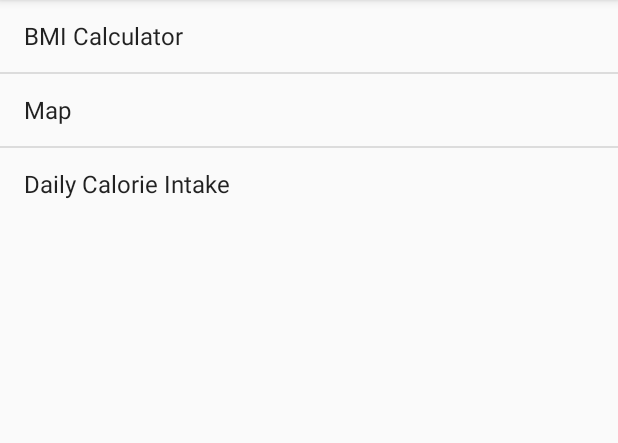
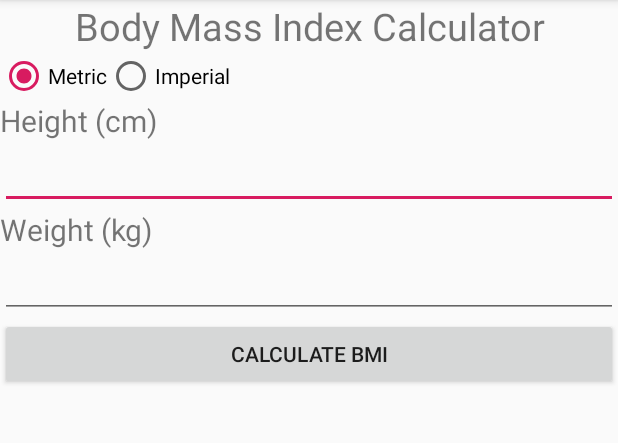
Before and after one commit to deruip/COMP304_TeamProject, an Android app: the screen it shows after launch (MainActivity before the commit, BMIActivity after it), after a tap on "BMI Calculator", on a phone screen of 412 x 824 dp, the part 84-527 px from its top. Run offline under Robolectric (Android 15) with nearby library versions, the phone set to English and light mode, and no system bars.

Commit message:
Added BMI Calculator Function

```diff
--- /dev/null
+++ b/app/src/main/java/com/example/aron/comp304_teamproject/BMIActivity.java
@@ -0,0 +1,166 @@
+package com.example.aron.comp304_teamproject;
+
+import android.graphics.Bitmap;
+import android.graphics.BitmapFactory;
+import android.os.AsyncTask;
+import android.support.v7.app.AppCompatActivity;
+import android.os.Bundle;
+import android.util.Log;
+import android.view.View;
+import android.widget.EditText;
+import android.widget.ImageView;
+import android.widget.RadioButton;
+import android.widget.RadioGroup;
+import android.widget.TextView;
+
+import java.io.IOException;
+import java.io.InputStream;
+import java.net.HttpURLConnection;
+import java.net.URL;
+import java.net.URLConnection;
+
+public class BMIActivity extends AppCompatActivity {
+
+    public boolean isMetric = true;
+    public TextView result;
+    public EditText et_height_metric;
+    public EditText et_height_feet;
+    public EditText et_height_inch;
+    public EditText et_weight;
+    public float BMI = 0;
+
+    @Override
+    protected void onCreate(Bundle savedInstanceState) {
+        super.onCreate(savedInstanceState);
+        setContentView(R.layout.activity_bmi);
+
+        RadioGroup rg_units = findViewById(R.id.units_system);
+        final RadioButton rb_metric = findViewById(R.id.metric);
+        final RadioButton rb_imperial = findViewById(R.id.imperial);
+        final TextView height_label = findViewById(R.id.bmi_height_label);
+        final TextView weight_label = findViewById(R.id.bmi_weight_label);
+        et_height_metric = findViewById(R.id.bmi_height_metric);
+        final TextView height_feet_label = findViewById(R.id.bmi_height_feet_label);
+        et_height_feet = findViewById(R.id.bmi_height_feet);
+        final TextView height_inch_label = findViewById(R.id.bmi_height_inch_label);
+        et_height_inch = findViewById(R.id.bmi_height_inch);
+        et_weight = findViewById(R.id.bmi_weight);
+        result = findViewById(R.id.result);
+
+
+
+
+
+        rg_units.setOnCheckedChangeListener(new RadioGroup.OnCheckedChangeListener() {
+            @Override
+            public void onCheckedChanged(RadioGroup group, int checkedId) {
+                if(rb_metric.isChecked())
+                {
+                    height_label.setText(R.string.bmi_height_metric);
+                    weight_label.setText(R.string.bmi_weight_metric);
+                    et_height_metric.setVisibility(View.VISIBLE);
+                    height_feet_label.setVisibility(View.GONE);
+                    et_height_feet.setVisibility(View.GONE);
+                    height_inch_label.setVisibility(View.GONE);
+                    et_height_inch.setVisibility(View.GONE);
+                    clearAll();
+                    isMetric = true;
+                }
+                if (rb_imperial.isChecked())
+                {
+                    height_label.setText(R.string.bmi_height_imperial);
+                    weight_label.setText(R.string.bmi_weight_imperial);
+                    et_height_metric.setVisibility(View.GONE);
+                    height_feet_label.setVisibility(View.VISIBLE);
+                    et_height_feet.setVisibility(View.VISIBLE);
+                    height_inch_label.setVisibility(View.VISIBLE);
+                    et_height_inch.setVisibility(View.VISIBLE);
+                    clearAll();
+                    isMetric = false;
+                }
+            }
+        });
+
+        new DownloadImageTask().execute("https://i.imgur.com/L3hY6lj.png");
+
+
+
+
+    }
+    public void clearAll()
+    {
+        et_height_metric.setText("");
+        et_height_feet.setText("");
+        et_height_inch.setText("");
+        et_weight.setText("");
+    }
+    public void calculateBMI(View view)
+    {
+        if (isMetric)
+        {
+            float weight = Float.parseFloat(et_weight.getText().toString());
+            float height = Float.parseFloat(et_height_metric.getText().toString()) / 100;
+            BMI = weight / (height * height);
+        }
+        else
+        {
+            float feetToInches = Float.parseFloat(et_height_feet.getText().toString()) * 12;
+            float height = Float.parseFloat(et_height_inch.getText().toString()) + feetToInches ;
+            float weight = Float.parseFloat(et_weight.getText().toString());
+            BMI = (weight / (height * height)) * 703 ;
+        }
+        result.setText(String.format("Your BMI is %.02f", BMI));
+    }
+    private InputStream OpenHttpConnection(String urlString) throws IOException
+    {
+        InputStream in = null;
+        int response = -1;
+
+        URL url = new URL(urlString);
+        URLConnection conn = url.openConnection();
+
+        if (!(conn instanceof HttpURLConnection))
+            throw new IOException("Not an HTTP connection");
+        try{
+            HttpURLConnection httpConn = (HttpURLConnection) conn;
+            httpConn.setAllowUserInteraction(false);
+            httpConn.setInstanceFollowRedirects(true);
+            httpConn.setRequestMethod("GET");
+            httpConn.connect();
+            response = httpConn.getResponseCode();
+            if (response == HttpURLConnection.HTTP_OK) {
+                in = httpConn.getInputStream();
+            }
+        }
+        catch (Exception ex)
+        {
+            Log.d("Networking", ex.getLocalizedMessage());
+            throw new IOException("Error connecting");
+        }
+        return in;
+    }
+    private Bitmap DownloadImage(String URL)
+    {
+        Bitmap bitmap = null;
+        InputStream in = null;
+        try {
+            in = OpenHttpConnection(URL);
+            bitmap = BitmapFactory.decodeStream(in);
+            in.close();
+        } catch (IOException e1) {
+            Log.d("NetworkingActivity", e1.getLocalizedMessage());
+        }
+        return bitmap;
+    }
+
+    private class DownloadImageTask extends AsyncTask<String, Void, Bitmap> {
+        protected Bitmap doInBackground(String... urls) {
+            return DownloadImage(urls[0]);
+        }
+
+        protected void onPostExecute(Bitmap result) {
+            ImageView img = findViewById(R.id.imageView);
+            img.setImageBitmap(result);
+        }
+    }
+}
--- a/app/src/main/java/com/example/aron/comp304_teamproject/MainActivity.java
+++ b/app/src/main/java/com/example/aron/comp304_teamproject/MainActivity.java
@@ -31,7 +31,8 @@ public class MainActivity extends AppCompatActivity {
                 switch (position)
                 {
                     case 0:
-
+                        intent = new Intent (MainActivity.this, BMIActivity.class);
+                        startActivity(intent);
                         break;
                     case 1:
                         intent = new Intent(MainActivity.this,MapsActivity.class);
@@ -42,10 +43,6 @@ public class MainActivity extends AppCompatActivity {
                         intent = new Intent (MainActivity.this, CalorieIntakeActivity.class);
                         startActivity(intent);
                         break;
-                    case 3:
-
-                        break;
-
                 }
 
 
--- /dev/null
+++ b/app/src/main/res/layout/activity_bmi.xml
@@ -0,0 +1,120 @@
+<?xml version="1.0" encoding="utf-8"?>
+<LinearLayout xmlns:android="http://schemas.android.com/apk/res/android"
+    xmlns:app="http://schemas.android.com/apk/res-auto"
+    xmlns:tools="http://schemas.android.com/tools"
+    android:layout_width="match_parent"
+    android:layout_height="match_parent"
+    android:orientation="vertical"
+    tools:context=".BMIActivity">
+
+    <TextView
+        android:layout_width="match_parent"
+        android:layout_height="wrap_content"
+        android:text="@string/bmi_title"
+        android:textAlignment="center"
+        android:textSize="@dimen/font_title"/>
+
+    <RadioGroup
+        android:id="@+id/units_system"
+        android:layout_width="wrap_content"
+        android:layout_height="wrap_content"
+        android:orientation="horizontal">
+
+        <RadioButton
+            android:id="@+id/metric"
+            android:layout_width="match_parent"
+            android:layout_height="wrap_content"
+            android:checked="true"
+            android:text="@string/metric"/>
+
+        <RadioButton
+            android:id="@+id/imperial"
+            android:layout_width="match_parent"
+            android:layout_height="wrap_content"
+            android:text="@string/imperial"/>
+    </RadioGroup>
+
+    <TextView
+        android:id="@+id/bmi_height_label"
+        android:layout_width="wrap_content"
+        android:layout_height="wrap_content"
+        android:text="@string/bmi_height_metric"
+        android:textSize="@dimen/font_other"/>
+    <LinearLayout
+        android:layout_width="match_parent"
+        android:layout_height="wrap_content"
+        android:orientation="horizontal">
+
+        <EditText
+            android:id="@+id/bmi_height_metric"
+            android:layout_width="match_parent"
+            android:layout_height="wrap_content"
+            android:inputType="number"
+            />
+
+        <TextView
+            android:id="@+id/bmi_height_feet_label"
+            android:layout_width="wrap_content"
+            android:layout_height="wrap_content"
+            android:text="@string/height_Imperial_Feet"
+            android:layout_marginRight="@dimen/dimen_10dp"
+            android:visibility="gone"
+            />
+        <EditText
+            android:id="@+id/bmi-height_feet"
+            android:layout_width="100dp"
+            android:layout_height="wrap_content"
+            android:layout_marginRight="@dimen/dimen_10dp"
+            android:visibility="gone"
+            android:inputType="number"
+            />
+
+        <TextView
+            android:id="@+id/bmi_height_inch_label"
+            android:layout_width="wrap_content"
+            android:layout_height="wrap_content"
+            android:text="@string/height_Imperial_Inch"
+            android:layout_marginRight="@dimen/dimen_10dp"
+            android:visibility="gone"
+            />
+        <EditText
+            android:id="@+id/bmi_height_inch"
+            android:layout_width="100dp"
+            android:layout_height="wrap_content"
+            android:visibility="gone"
+            android:inputType="number"
+            />
+
+    </LinearLayout>
+
+    <TextView
+        android:id="@+id/bmi_weight_label"
+        android:layout_width="wrap_content"
+        android:layout_height="wrap_content"
+        android:text="@string/bmi_weight_metric"
+        android:textSize="@dimen/font_other"/>
+    <EditText
+        android:id="@+id/bmi_weight"
+        android:layout_width="match_parent"
+        android:layout_height="wrap_content"
+        android:inputType="number"/>
+
+    <Button
+        android:id="@+id/calculate"
+        android:layout_width="match_parent"
+        android:layout_height="wrap_content"
+        android:text="@string/bmi_calculate"
+        android:onClick="calculateBMI"/>
+
+    <TextView
+        android:id="@+id/result"
+        android:layout_width="match_parent"
+        android:layout_height="wrap_content" />
+
+    <ImageView
+        android:layout_width="254dp"
+        android:layout_height="213dp"
+        android:id="@+id/imageView"
+        />
+
+</LinearLayout>
--- a/app/src/main/res/values/strings.xml
+++ b/app/src/main/res/values/strings.xml
@@ -19,13 +19,23 @@
     <string name="height">Height: </string>
     <string name="height_Metric">cm</string>
     <string name="height_Imperial">Feet and Inches</string>
-    <string name="height_Imperial_Feet">Feet</string>
-    <string name="height_Imperial_Inch">Inch</string>
+    <string name="height_Imperial_Feet">Feet:</string>
+    <string name="height_Imperial_Inch">Inches:</string>
     <string name="exerciseLevel">Exercise Routine: </string>
     <string name="calculate">Calculate Calories</string>
     <string name="resetButton">Reset</string>
     <string name="maintainWeight">Maintain Current Weight: </string>
     <string name="weightLoss">Weight Loss Calorie Count: </string>
+
+    <string name="bmi_title">Body Mass Index Calculator</string>
+    <string name="imperial">Imperial</string>
+    <string name="metric">Metric</string>
+    <string name="bmi_height_metric">Height (cm)</string>
+    <string name="bmi_height_imperial">Height (ft and in)</string>
+    <string name="bmi_weight_metric">Weight (kg)</string>
+    <string name="bmi_weight_imperial">Weight (lbs)</string>
+    <string name="bmi_calculate">Calculate BMI</string>
+
 
     <dimen name="font_title">25sp</dimen>
     <dimen name="font_other">20sp</dimen>
```
Also changed, not shown: app/src/main/AndroidManifest.xml (+8 -2 lines).
